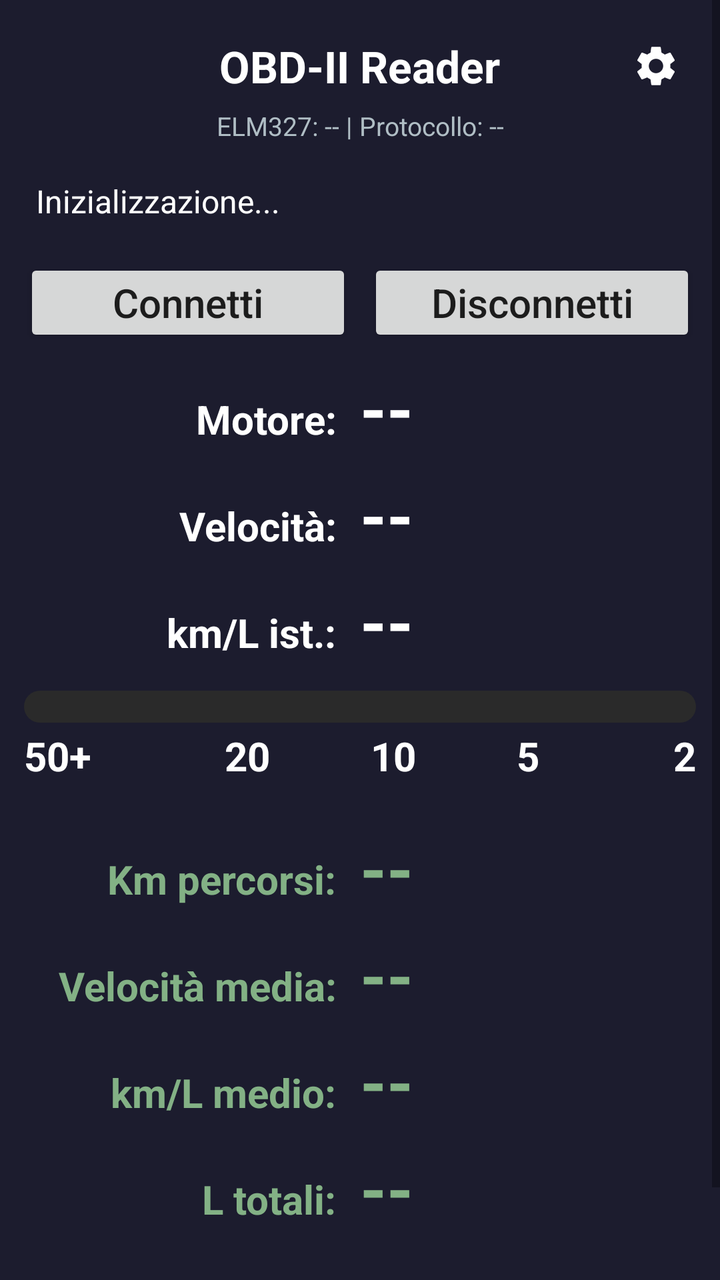
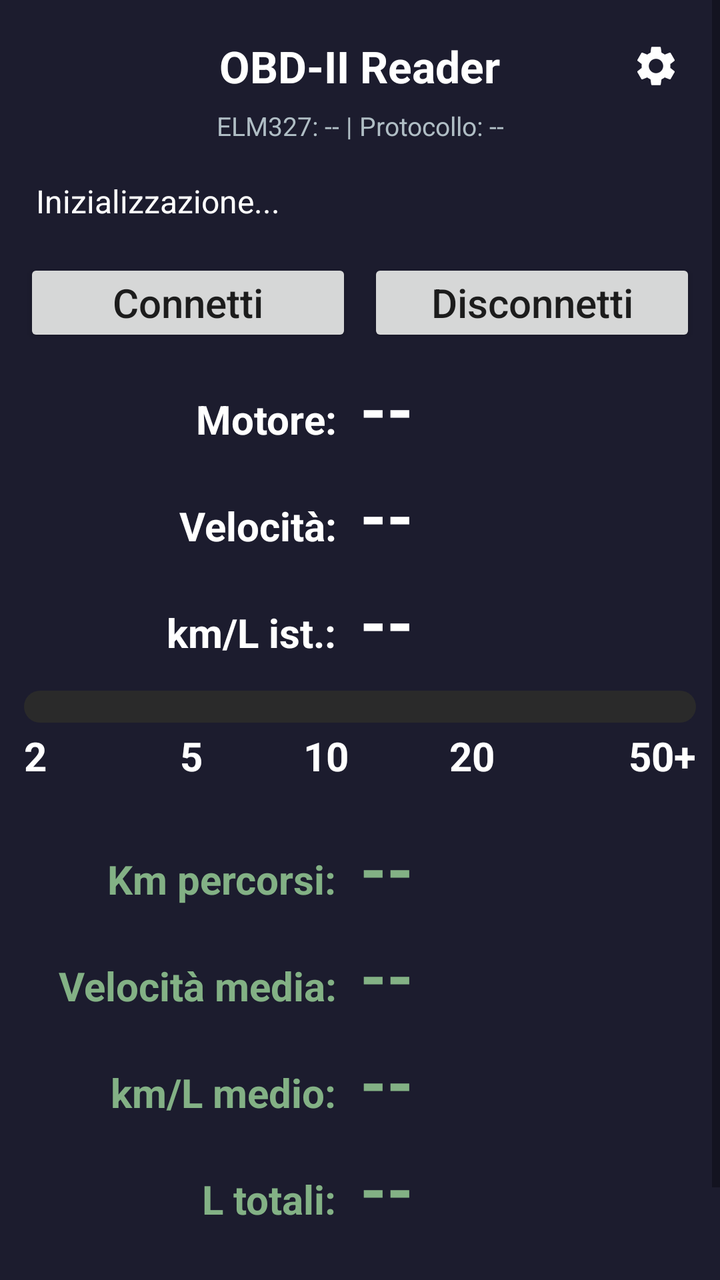

An Android layout rendered at two revisions. The XML below is the earlier revision; the diff shows what the commit changed to produce the second picture.
<!-- AndroidManifest.xml: application theme AppTheme -->
<!-- res/layout/activity_main.xml -->
<?xml version="1.0" encoding="utf-8"?>
<LinearLayout xmlns:android="http://schemas.android.com/apk/res/android"
    android:layout_width="match_parent"
    android:layout_height="match_parent"
    android:orientation="vertical">

    <ScrollView
        android:layout_width="match_parent"
        android:layout_height="wrap_content"
        android:fillViewport="false">

    <LinearLayout
        android:layout_width="match_parent"
        android:layout_height="wrap_content"
        android:orientation="vertical"
        android:padding="12dp">

        
        <RelativeLayout
            android:layout_width="match_parent"
            android:layout_height="wrap_content"
            android:paddingBottom="2dp">

            <TextView
                android:layout_width="wrap_content"
                android:layout_height="wrap_content"
                android:layout_centerInParent="true"
                android:text="OBD-II Reader"
                android:textColor="@android:color/white"
                android:textSize="22sp"
                android:textStyle="bold" />

            <ImageButton
                android:id="@+id/btnSettings"
                android:layout_width="40dp"
                android:layout_height="40dp"
                android:layout_alignParentEnd="true"
                android:layout_centerVertical="true"
                android:background="?android:attr/selectableItemBackgroundBorderless"
                android:contentDescription="Impostazioni"
                android:padding="8dp"
                android:src="@drawable/ic_settings" />
        </RelativeLayout>

        <TextView
            android:id="@+id/tvElmVersion"
            android:layout_width="match_parent"
            android:layout_height="wrap_content"
            android:gravity="center"
            android:paddingBottom="12dp"
            android:text="ELM327: -- | Protocollo: --"
            android:textSize="13sp"
            android:textColor="#B0BEC5" />

        <TextView
            android:id="@+id/tvStatus"
            android:layout_width="match_parent"
            android:layout_height="wrap_content"
            android:layout_marginBottom="12dp"
            android:padding="6dp"
            android:text="Inizializzazione..."
            android:textSize="16sp"
            android:textColor="@android:color/white" />

        <ProgressBar
            android:id="@+id/progressBar"
            android:layout_width="match_parent"
            android:layout_height="wrap_content"
            android:layout_marginBottom="6dp"
            android:visibility="gone" />


        <LinearLayout
            android:layout_width="match_parent"
            android:layout_height="wrap_content"
            android:layout_marginBottom="8dp"
            android:orientation="horizontal">

            <Button
                android:id="@+id/btnConnect"
                android:layout_width="0dp"
                android:layout_height="wrap_content"
                android:layout_marginEnd="4dp"
                android:layout_weight="1"
                android:minHeight="44dp"
                android:paddingTop="8dp"
                android:paddingBottom="8dp"
                android:text="Connetti"
                android:textAllCaps="false"
                android:textSize="20sp" />

            <Button
                android:id="@+id/btnDisconnect"
                android:layout_width="0dp"
                android:layout_height="wrap_content"
                android:layout_marginStart="4dp"
                android:layout_weight="1"
                android:minHeight="44dp"
                android:paddingTop="8dp"
                android:paddingBottom="8dp"
                android:text="Disconnetti"
                android:textAllCaps="false"
                android:textSize="20sp" />
        </LinearLayout>

        
        <LinearLayout
            android:layout_width="match_parent"
            android:layout_height="wrap_content"
            android:layout_marginBottom="8dp"
            android:orientation="horizontal">

            <TextView
                android:layout_width="0dp"
                android:layout_height="wrap_content"
                android:layout_weight="1"
                android:gravity="end"
                android:paddingEnd="12dp"
                android:text="Motore:"
                android:textColor="@android:color/white"
                android:textSize="20sp"
                android:textStyle="bold" />

            <TextView
                android:id="@+id/tvRpm"
                android:layout_width="0dp"
                android:layout_height="wrap_content"
                android:layout_weight="1"
                android:gravity="start"
                android:text="--"
                android:textColor="@android:color/white"
                android:textSize="34sp"
                android:textStyle="bold" />
        </LinearLayout>

        <LinearLayout
            android:layout_width="match_parent"
            android:layout_height="wrap_content"
            android:layout_marginBottom="8dp"
            android:orientation="horizontal">

            <TextView
                android:layout_width="0dp"
                android:layout_height="wrap_content"
                android:layout_weight="1"
                android:text="Velocità:"
                android:textSize="20sp"
                android:textStyle="bold"
                android:gravity="end"
                android:paddingEnd="12dp"
                android:textColor="@android:color/white" />

            <TextView
                android:id="@+id/tvSpeed"
                android:layout_width="0dp"
                android:layout_height="wrap_content"
                android:layout_weight="1"
                android:gravity="start"
                android:text="--"
                android:textColor="@android:color/white"
                android:textSize="34sp"
                android:textStyle="bold" />
        </LinearLayout>


        
        <LinearLayout
            android:layout_width="match_parent"
            android:layout_height="wrap_content"
            android:layout_marginBottom="8dp"
            android:orientation="horizontal">

            <TextView
                android:layout_width="0dp"
                android:layout_height="wrap_content"
                android:layout_weight="1"
                android:gravity="end"
                android:paddingEnd="12dp"
                android:text="km/L ist.:"
                android:textColor="@android:color/white"
                android:textSize="20sp"
                android:textStyle="bold" />

            <TextView
                android:id="@+id/tvFuelRateInstantMaf"
                android:layout_width="0dp"
                android:layout_height="wrap_content"
                android:layout_weight="1"
                android:gravity="start"
                android:text="--"
                android:textColor="@android:color/white"
                android:textSize="34sp"
                android:textStyle="bold" />
        </LinearLayout>


        
        <LinearLayout
            android:layout_width="match_parent"
            android:layout_height="wrap_content"
            android:layout_marginBottom="8dp"
            android:orientation="vertical">

            <ProgressBar
                android:id="@+id/pbFuelRateInstantBar"
                style="?android:attr/progressBarStyleHorizontal"
                android:layout_width="match_parent"
                android:layout_height="16dp"
                android:layout_marginTop="4dp"
                android:max="1000"
                android:progress="0"
                android:progressDrawable="@drawable/fuel_flow_progress" />

            <LinearLayout
                android:layout_width="match_parent"
                android:layout_height="wrap_content"
                android:layout_marginTop="3dp"
                android:orientation="horizontal">

                <TextView
                    android:layout_width="wrap_content"
                    android:layout_height="wrap_content"
                    android:text="50+"
                    android:textColor="#ffffff"
                    android:textSize="20sp"
                    android:textStyle="bold" />

                <Space
                    android:layout_width="0dp"
                    android:layout_height="1dp"
                    android:layout_weight="398" />

                <TextView
                    android:layout_width="wrap_content"
                    android:layout_height="wrap_content"
                    android:text="20"
                    android:textColor="#ffffff"
                    android:textSize="20sp"
                    android:textStyle="bold" />

                <Space
                    android:layout_width="0dp"
                    android:layout_height="1dp"
                    android:layout_weight="301" />

                <TextView
                    android:layout_width="wrap_content"
                    android:layout_height="wrap_content"
                    android:text="10"
                    android:textColor="#ffffff"
                    android:textSize="20sp"
                    android:textStyle="bold" />

                <Space
                    android:layout_width="0dp"
                    android:layout_height="1dp"
                    android:layout_weight="301" />

                <TextView
                    android:layout_width="wrap_content"
                    android:layout_height="wrap_content"
                    android:text="5"
                    android:textColor="#ffffff"
                    android:textSize="20sp"
                    android:textStyle="bold" />

                <Space
                    android:layout_width="0dp"
                    android:layout_height="1dp"
                    android:layout_weight="398" />

                <TextView
                    android:layout_width="wrap_content"
                    android:layout_height="wrap_content"
                    android:text="2"
                    android:textColor="#ffffff"
                    android:textSize="20sp"
                    android:textStyle="bold" />
            </LinearLayout>
        </LinearLayout>


        
        <LinearLayout
            android:layout_width="match_parent"
            android:layout_height="wrap_content"
            android:layout_marginTop="12dp"
            android:layout_marginBottom="8dp"
            android:orientation="horizontal">

            <TextView
                android:layout_width="0dp"
                android:layout_height="wrap_content"
                android:layout_weight="1"
                android:gravity="end"
                android:paddingEnd="12dp"
                android:text="Km percorsi:"
                android:textColor="#83B185"
                android:textSize="20sp"
                android:textStyle="bold" />

            <TextView
                android:id="@+id/tvTotalKm"
                android:layout_width="0dp"
                android:layout_height="wrap_content"
                android:layout_weight="1"
                android:gravity="start"
                android:text="--"
                android:textColor="#83B185"
                android:textSize="34sp"
                android:textStyle="bold" />
        </LinearLayout>

        <LinearLayout
            android:layout_width="match_parent"
            android:layout_height="wrap_content"
            android:layout_marginBottom="8dp"
            android:orientation="horizontal">

            <TextView
                android:layout_width="0dp"
                android:layout_height="wrap_content"
                android:layout_weight="1"
                android:gravity="end"
                android:paddingEnd="12dp"
                android:text="Velocità media:"
                android:textColor="#83B185"
                android:textSize="20sp"
                android:textStyle="bold" />

            <TextView
                android:id="@+id/tvAvgSpeed"
                android:layout_width="0dp"
                android:layout_height="wrap_content"
                android:layout_weight="1"
                android:gravity="start"
                android:text="--"
                android:textColor="#83B185"
                android:textSize="34sp"
                android:textStyle="bold" />
        </LinearLayout>

        <LinearLayout
            android:layout_width="match_parent"
            android:layout_height="wrap_content"
            android:layout_marginBottom="8dp"
            android:orientation="horizontal">

            <TextView
                android:layout_width="0dp"
                android:layout_height="wrap_content"
                android:layout_weight="1"
                android:gravity="end"
                android:paddingEnd="12dp"
                android:text="km/L medio:"
                android:textColor="#83B185"
                android:textSize="20sp"
                android:textStyle="bold" />

            <TextView
                android:id="@+id/tvAvgFuelMaf"
                android:layout_width="0dp"
                android:layout_height="wrap_content"
                android:layout_weight="1"
                android:gravity="start"
                android:text="--"
                android:textColor="#83B185"
                android:textSize="34sp"
                android:textStyle="bold" />
        </LinearLayout>

        <LinearLayout
            android:layout_width="match_parent"
            android:layout_height="wrap_content"
            android:layout_marginBottom="8dp"
            android:orientation="horizontal">

            <TextView
                android:layout_width="0dp"
                android:layout_height="wrap_content"
                android:layout_weight="1"
                android:gravity="end"
                android:paddingEnd="12dp"
                android:text="L totali:"
                android:textColor="#83B185"
                android:textSize="20sp"
                android:textStyle="bold" />

            <TextView
                android:id="@+id/tvTotLiters"
                android:layout_width="0dp"
                android:layout_height="wrap_content"
                android:layout_weight="1"
                android:gravity="start"
                android:text="--"
                android:textColor="#83B185"
                android:textSize="34sp"
                android:textStyle="bold" />
        </LinearLayout>

        <LinearLayout
            android:layout_width="match_parent"
            android:layout_height="wrap_content"
            android:layout_marginBottom="8dp"
            android:orientation="horizontal">

            <TextView
                android:layout_width="0dp"
                android:layout_height="wrap_content"
                android:layout_weight="1"
                android:gravity="end"
                android:paddingEnd="12dp"
                android:text="Durata viaggio:"
                android:textColor="#83B185"
                android:textSize="20sp"
                android:textStyle="bold" />

            <TextView
                android:id="@+id/tvTripDuration"
                android:layout_width="0dp"
                android:layout_height="wrap_content"
                android:layout_weight="1"
                android:gravity="start"
                android:text="--"
                android:textColor="#83B185"
                android:textSize="34sp"
                android:textStyle="bold" />
        </LinearLayout>

    </LinearLayout>
</ScrollView>


</LinearLayout>
<!-- resources referenced by this layout -->
<resources>
  <!-- drawable fuel_flow_progress (drawable) -->
  <?xml version="1.0" encoding="utf-8"?>
  <layer-list xmlns:android="http://schemas.android.com/apk/res/android">
      <item android:id="@android:id/background">
          <shape android:shape="rectangle">
              <corners android:radius="8dp" />
              <solid android:color="#2A2A2A" />
          </shape>
      </item>
  
      <item android:id="@android:id/progress">
          <clip android:clipOrientation="horizontal" android:gravity="left">
              <shape android:shape="rectangle">
                  <corners android:radius="8dp" />
                  <solid android:color="#4CAF50" />
              </shape>
          </clip>
      </item>
  </layer-list>
  <!-- drawable ic_settings (drawable) -->
  <?xml version="1.0" encoding="utf-8"?>
  <vector xmlns:android="http://schemas.android.com/apk/res/android"
      android:width="24dp"
      android:height="24dp"
      android:viewportWidth="24"
      android:viewportHeight="24">
      <path
          android:fillColor="@android:color/white"
          android:pathData="M19.14,12.94c0.04,-0.3 0.06,-0.61 0.06,-0.94c0,-0.32 -0.02,-0.64 -0.07,-0.94l2.03,-1.58c0.18,-0.14 0.23,-0.41 0.12,-0.61l-1.92,-3.32c-0.12,-0.22 -0.37,-0.29 -0.59,-0.22l-2.39,0.96c-0.5,-0.38 -1.03,-0.7 -1.62,-0.94L14.4,2.81c-0.04,-0.24 -0.24,-0.41 -0.48,-0.41h-3.84c-0.24,0 -0.43,0.17 -0.47,0.41L9.25,5.35C8.66,5.59 8.12,5.92 7.63,6.29L5.24,5.33c-0.22,-0.08 -0.47,0 -0.59,0.22L2.74,8.87C2.62,9.08 2.66,9.34 2.86,9.48l2.03,1.58C4.84,11.36 4.8,11.69 4.8,12s0.02,0.64 0.07,0.94l-2.03,1.58c-0.18,0.14 -0.23,0.41 -0.12,0.61l1.92,3.32c0.12,0.22 0.37,0.29 0.59,0.22l2.39,-0.96c0.5,0.38 1.03,0.7 1.62,0.94l0.36,2.54c0.05,0.24 0.24,0.41 0.48,0.41h3.84c0.24,0 0.44,-0.17 0.47,-0.41l0.36,-2.54c0.59,-0.24 1.13,-0.56 1.62,-0.94l2.39,0.96c0.22,0.08 0.47,0 0.59,-0.22l1.92,-3.32c0.12,-0.22 0.07,-0.47 -0.12,-0.61L19.14,12.94zM12,15.6c-1.98,0 -3.6,-1.62 -3.6,-3.6s1.62,-3.6 3.6,-3.6s3.6,1.62 3.6,3.6S13.98,15.6 12,15.6z"/>
  </vector>
  <style name="AppTheme" parent="Theme.AppCompat.DayNight.NoActionBar">
          <item name="colorPrimary">#4A4AFF</item>
          <item name="colorPrimaryDark">#1C1C2E</item>
          <item name="colorAccent">#7BE8FF</item>
          <item name="android:windowBackground">#1C1C2E</item>
      </style>
</resources>

<!-- the commit's change to res/layout/activity_main.xml (unified diff, before → after) -->
@@ -220,7 +220,7 @@
                 <TextView
                     android:layout_width="wrap_content"
                     android:layout_height="wrap_content"
-                    android:text="50+"
+                    android:text="2"
                     android:textColor="#ffffff"
                     android:textSize="20sp"
                     android:textStyle="bold" />
@@ -229,6 +229,32 @@
                     android:layout_width="0dp"
                     android:layout_height="1dp"
                     android:layout_weight="398" />
+
+                <TextView
+                    android:layout_width="wrap_content"
+                    android:layout_height="wrap_content"
+                    android:text="5"
+                    android:textColor="#ffffff"
+                    android:textSize="20sp"
+                    android:textStyle="bold" />
+
+                <Space
+                    android:layout_width="0dp"
+                    android:layout_height="1dp"
+                    android:layout_weight="301" />
+
+                <TextView
+                    android:layout_width="wrap_content"
+                    android:layout_height="wrap_content"
+                    android:text="10"
+                    android:textColor="#ffffff"
+                    android:textSize="20sp"
+                    android:textStyle="bold" />
+
+                <Space
+                    android:layout_width="0dp"
+                    android:layout_height="1dp"
+                    android:layout_weight="301" />
 
                 <TextView
                     android:layout_width="wrap_content"
@@ -241,38 +267,12 @@
                 <Space
                     android:layout_width="0dp"
                     android:layout_height="1dp"
-                    android:layout_weight="301" />
+                    android:layout_weight="398" />
 
                 <TextView
                     android:layout_width="wrap_content"
                     android:layout_height="wrap_content"
-                    android:text="10"
-                    android:textColor="#ffffff"
-                    android:textSize="20sp"
-                    android:textStyle="bold" />
-
-                <Space
-                    android:layout_width="0dp"
-                    android:layout_height="1dp"
-                    android:layout_weight="301" />
-
-                <TextView
-                    android:layout_width="wrap_content"
-                    android:layout_height="wrap_content"
-                    android:text="5"
-                    android:textColor="#ffffff"
-                    android:textSize="20sp"
-                    android:textStyle="bold" />
-
-                <Space
-                    android:layout_width="0dp"
-                    android:layout_height="1dp"
-                    android:layout_weight="398" />
-
-                <TextView
-                    android:layout_width="wrap_content"
-                    android:layout_height="wrap_content"
-                    android:text="2"
+                    android:text="50+"
                     android:textColor="#ffffff"
                     android:textSize="20sp"
                     android:textStyle="bold" />
